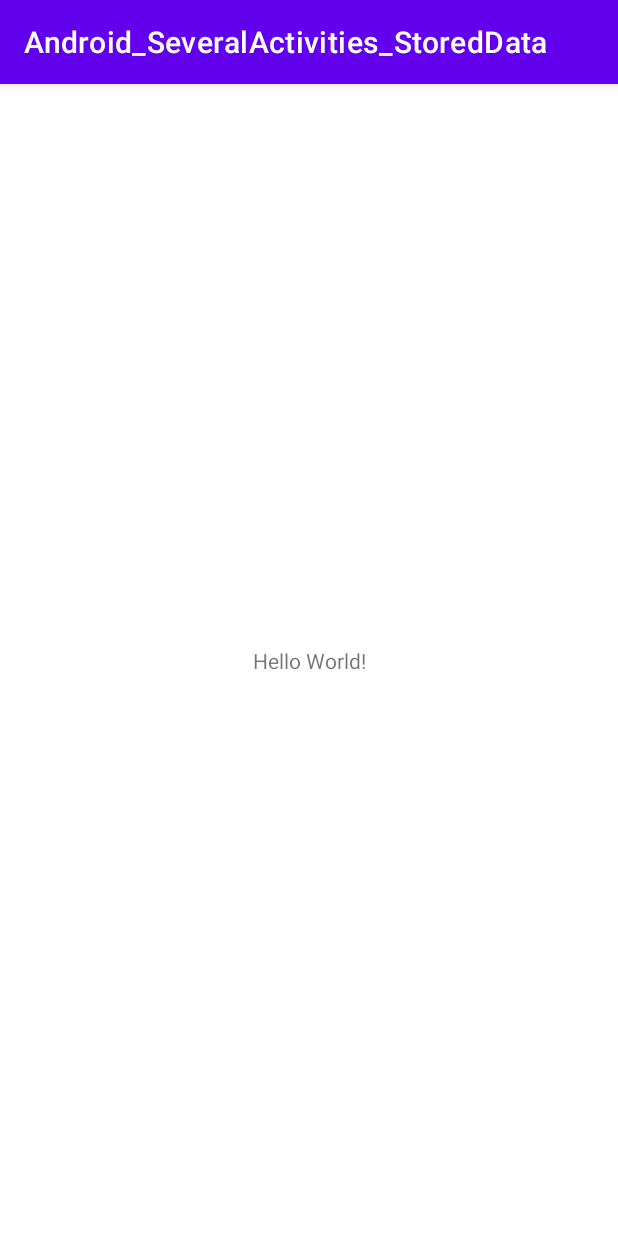
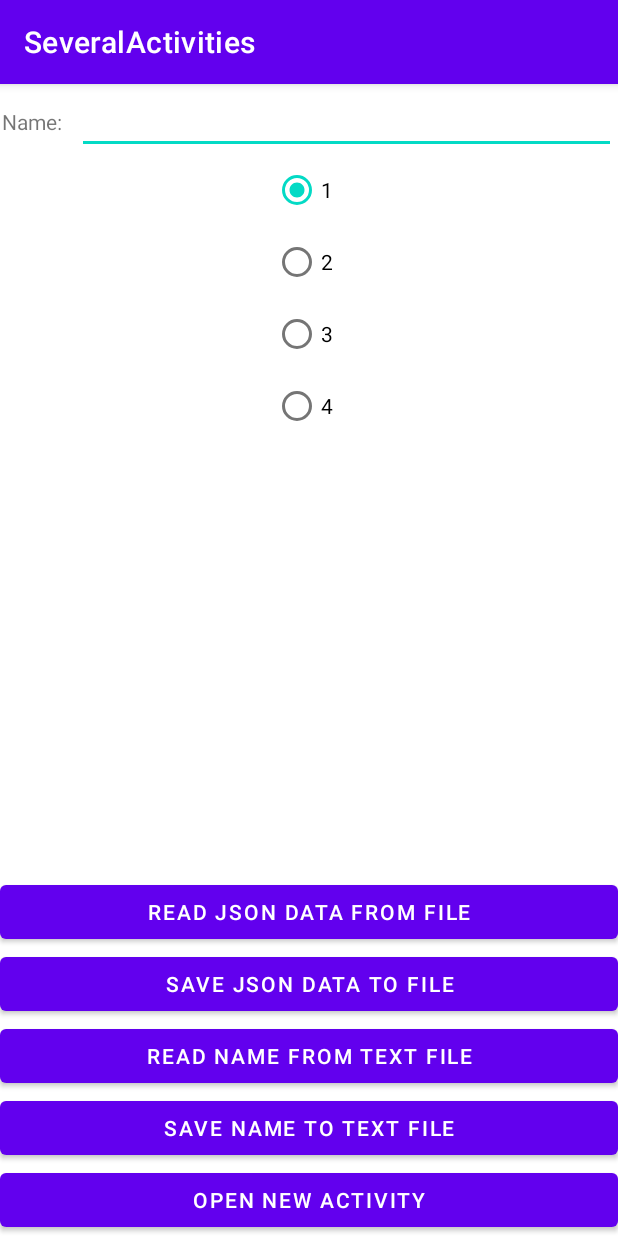
Before and after one commit to TienDao520/Android_SeveralActivities_StoredData, an Android app: the screen it shows after launch (MainActivity), on a phone screen of 412 x 824 dp. Run offline under Robolectric (Android 15) with nearby library versions, the phone set to English and light mode, and no system bars.

Commit message:
Added String table and Main activity layout

```diff
--- a/app/src/main/res/layout/activity_main.xml
+++ b/app/src/main/res/layout/activity_main.xml
@@ -6,13 +6,116 @@
     android:layout_height="match_parent"
     tools:context=".MainActivity">
 
-    <TextView
+    <LinearLayout
+        android:id="@+id/linearLayout"
+        android:layout_width="0dp"
+        android:layout_height="wrap_content"
+        android:layout_marginStart="1dp"
+        android:layout_marginTop="1dp"
+        android:layout_marginEnd="1dp"
+        android:orientation="horizontal"
+        app:layout_constraintEnd_toEndOf="parent"
+        app:layout_constraintStart_toStartOf="parent"
+        app:layout_constraintTop_toTopOf="parent">
+
+        <TextView
+            android:id="@+id/tvName"
+            android:layout_width="50dp"
+            android:layout_height="wrap_content"
+            android:text="@string/name" />
+
+        <EditText
+            android:id="@+id/editTextTextPersonName"
+            android:layout_width="match_parent"
+            android:layout_height="wrap_content"
+            android:ems="10"
+            android:inputType="textPersonName" />
+    </LinearLayout>
+
+    <Button
+        android:id="@+id/buttonNewActivity"
+        android:layout_width="0dp"
+        android:layout_height="wrap_content"
+        android:onClick="onClick"
+        android:text="@string/btn"
+        app:layout_constraintBottom_toBottomOf="parent"
+        app:layout_constraintEnd_toEndOf="parent"
+        app:layout_constraintHorizontal_bias="0.498"
+        app:layout_constraintStart_toStartOf="parent" />
+
+    <RadioGroup
+        android:id="@+id/radioGroup"
         android:layout_width="wrap_content"
         android:layout_height="wrap_content"
-        android:text="Hello World!"
-        app:layout_constraintBottom_toBottomOf="parent"
-        app:layout_constraintLeft_toLeftOf="parent"
-        app:layout_constraintRight_toRightOf="parent"
-        app:layout_constraintTop_toTopOf="parent" />
+        app:layout_constraintEnd_toEndOf="parent"
+        app:layout_constraintStart_toStartOf="parent"
+        app:layout_constraintTop_toBottomOf="@+id/linearLayout">
+
+        <RadioButton
+            android:id="@+id/radioButton1"
+            android:layout_width="match_parent"
+            android:layout_height="wrap_content"
+            android:checked="true"
+            android:text="@string/one" />
+
+        <RadioButton
+            android:id="@+id/radioButton2"
+            android:layout_width="match_parent"
+            android:layout_height="wrap_content"
+            android:text="@string/two" />
+
+        <RadioButton
+            android:id="@+id/radioButton3"
+            android:layout_width="match_parent"
+            android:layout_height="wrap_content"
+            android:text="@string/three" />
+
+        <RadioButton
+            android:id="@+id/radioButton4"
+            android:layout_width="match_parent"
+            android:layout_height="wrap_content"
+            android:text="@string/four" />
+    </RadioGroup>
+
+    <Button
+        android:id="@+id/buttonSaveText"
+        android:layout_width="0dp"
+        android:layout_height="wrap_content"
+        android:onClick="onClick"
+        android:text="@string/savename"
+        app:layout_constraintBottom_toTopOf="@+id/buttonNewActivity"
+        app:layout_constraintEnd_toEndOf="parent"
+        app:layout_constraintHorizontal_bias="0.498"
+        app:layout_constraintStart_toStartOf="parent" />
+
+    <Button
+        android:id="@+id/buttonReadText"
+        android:layout_width="0dp"
+        android:layout_height="wrap_content"
+        android:onClick="onClick"
+        android:text="@string/readname"
+        app:layout_constraintBottom_toTopOf="@+id/buttonSaveText"
+        app:layout_constraintEnd_toEndOf="parent"
+        app:layout_constraintStart_toStartOf="parent" />
+
+    <Button
+        android:id="@+id/buttonSaveJSON"
+        android:layout_width="0dp"
+        android:layout_height="wrap_content"
+        android:onClick="onClick"
+        android:text="@string/savejson"
+        app:layout_constraintBottom_toTopOf="@+id/buttonReadText"
+        app:layout_constraintEnd_toEndOf="parent"
+        app:layout_constraintStart_toStartOf="parent" />
+
+    <Button
+        android:id="@+id/buttonReadJSON"
+        android:layout_width="0dp"
+        android:layout_height="wrap_content"
+        android:onClick="onClick"
+        android:text="@string/readjson"
+        app:layout_constraintBottom_toTopOf="@+id/buttonSaveJSON"
+        app:layout_constraintEnd_toEndOf="parent"
+        app:layout_constraintStart_toStartOf="parent" />
 
 </androidx.constraintlayout.widget.ConstraintLayout>
--- a/app/src/main/res/values/strings.xml
+++ b/app/src/main/res/values/strings.xml
@@ -1,3 +1,20 @@
 <resources>
-    <string name="app_name">Android_SeveralActivities_StoredData</string>
+    <string name="app_name">SeveralActivities</string>
+    <string name="name">Name:</string>
+    <string name="btn">Open New Activity</string>
+    <string name="close">Close second activity</string>
+    <string name="one">1</string>
+    <string name="two">2</string>
+    <string name="three">3</string>
+    <string name="four">4</string>
+    <string-array name="nums">
+        <item>1</item>
+        <item>2</item>
+        <item>3</item>
+        <item>4</item>
+    </string-array>
+    <string name="savename">Save name to text file</string>
+    <string name="readname">Read name from text file</string>
+    <string name="savejson">Save JSON data to file</string>
+    <string name="readjson">Read JSON data from file</string>
 </resources>
```
